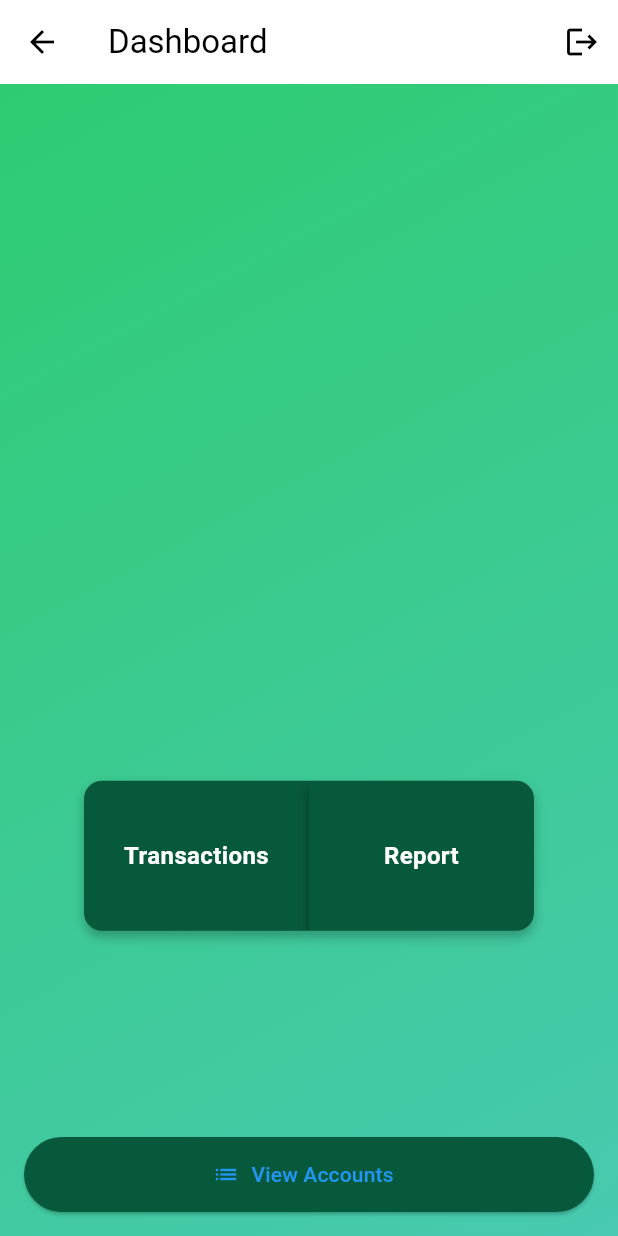
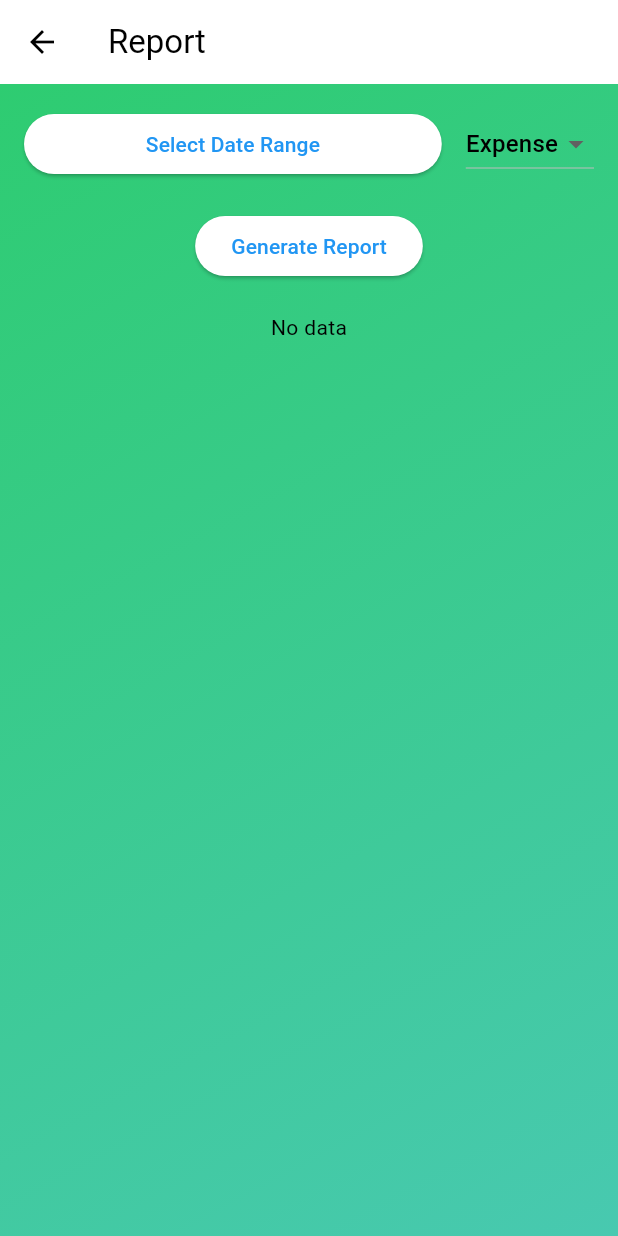
Before and after one commit to AkinniyiS/FinTrak, a Flutter app: the DashboardScreen screen opened directly with empty values, after a tap on "Report", on a phone screen of 412 x 824 dp. Run offline on Flutter 3.47's test engine with Material 3 defaults, Android fonts, the light colour scheme and no system bars; our stand-ins replace firebase_auth, firebase_core, fl_chart; accounts and stored records are empty; network calls fail.

Commit message:
Report generation function added

```diff
--- a/lib/dashboard_screen.dart
+++ b/lib/dashboard_screen.dart
@@ -7,6 +7,8 @@ import 'dart:convert';
 import 'gradient.dart';
 import 'account_list_screen.dart';
 import 'package:fintrak/transaction_history_screen.dart';
+import 'report_screen.dart';
+
 
 class DashboardScreen extends StatefulWidget {
   final int userId;
@@ -136,8 +138,17 @@ class _DashboardScreenState extends State<DashboardScreen> with SingleTickerProv
                   SizedBox(width: 0),
                   GestureDetector(
                     onTap: () {
-                      // empty for now
-                    },
+              Navigator.push(
+              context,
+              MaterialPageRoute(
+                builder: (context) => ReportScreen(
+                 accountId: widget.accountId,
+                  userId: widget.userId,
+                ),
+              ),
+           );
+          },
+
                     child: Container(
                       width: 150,
                       height: 100,
--- /dev/null
+++ b/lib/report_screen.dart
@@ -0,0 +1,127 @@
+import 'package:flutter/material.dart';
+import 'package:http/http.dart' as http;
+import 'dart:convert';
+import 'package:intl/intl.dart';
+import 'package:fl_chart/fl_chart.dart';
+import 'gradient.dart';
+
+class ReportScreen extends StatefulWidget {
+  final int accountId, userId;
+
+  const ReportScreen({super.key, required this.accountId, required this.userId});
+
+  @override
+  State<ReportScreen> createState() => _ReportScreenState();
+}
+
+class _ReportScreenState extends State<ReportScreen> {
+  DateTimeRange? selectedDateRange;
+  String reportType = 'Expense';
+  bool isLoading = false;
+  Map<String, double> categoryTotals = {};
+
+  Future<void> fetchReport() async {
+    if (selectedDateRange == null) return;
+
+    setState(() => isLoading = true);
+
+    final url = Uri.parse("http://10.0.2.2:4000/api/reports/generate");
+    final body = {
+      "user_id": widget.userId,
+      "account_id": widget.accountId,
+      "report_type": reportType,
+      "date_range_start": selectedDateRange!.start.toIso8601String(),
+      "date_range_end": selectedDateRange!.end.toIso8601String(),
+    };
+
+    try {
+      final response = await http.post(url, headers: {'Content-Type': 'application/json'}, body: jsonEncode(body));
+
+      if (response.statusCode == 200) {
+        final data = jsonDecode(response.body)['data'] as List?;
+        setState(() {
+          categoryTotals = data != null
+              ? Map.fromEntries(data.map((item) => MapEntry(
+                  item['category'],
+                  (item['total_amount'] is String ? double.tryParse(item['total_amount']) : item['total_amount']).toDouble(),
+                )))
+              : {};
+        });
+      } else {
+        print("Error: ${response.statusCode}, ${response.body}");
+      }
+    } catch (e) {
+      print("Error: $e");
+    } finally {
+      setState(() => isLoading = false);
+    }
+  }
+
+  Future<void> pickDateRange() async {
+    final picked = await showDateRangePicker(
+      context: context,
+      firstDate: DateTime.now().subtract(const Duration(days: 365)),
+      lastDate: DateTime.now(),
+    );
+    if (picked != null) setState(() => selectedDateRange = picked);
+  }
+
+  @override
+  Widget build(BuildContext context) {
+    return Scaffold(
+      appBar: AppBar(title: const Text("Report")),
+      body: GradientBackground(
+        child: Padding(
+          padding: const EdgeInsets.all(16.0),
+          child: Column(
+            children: [
+              Row(
+                children: [
+                  Expanded(
+                    child: ElevatedButton(
+                      onPressed: pickDateRange,
+                      child: Text(selectedDateRange == null
+                          ? "Select Date Range"
+                          : "${DateFormat('MMM dd').format(selectedDateRange!.start)} - ${DateFormat('MMM dd').format(selectedDateRange!.end)}"),
+                    ),
+                  ),
+                  const SizedBox(width: 16),
+                  DropdownButton<String>(
+                    value: reportType,
+                    items: ['Income', 'Expense'].map((type) => DropdownMenuItem(value: type, child: Text(type))).toList(),
+                    onChanged: (val) => setState(() => reportType = val!),
+                  ),
+                ],
+              ),
+              const SizedBox(height: 20),
+              ElevatedButton(onPressed: fetchReport, child: const Text("Generate Report")),
+              const SizedBox(height: 20),
+              if (isLoading)
+                const CircularProgressIndicator()
+              else if (categoryTotals.isEmpty)
+                const Text("No data")
+              else
+                Expanded(
+                  child: PieChart(
+                    PieChartData(
+                      sections: categoryTotals.entries.map((entry) {
+                        return PieChartSectionData(
+                          color: Colors.primaries[categoryTotals.keys.toList().indexOf(entry.key) % Colors.primaries.length],
+                          value: entry.value,
+                          title: entry.key,
+                          radius: 80,
+                          titleStyle: const TextStyle(fontSize: 12, fontWeight: FontWeight.bold, color: Colors.white),
+                        );
+                      }).toList(),
+                      sectionsSpace: 2,
+                      centerSpaceRadius: 40,
+                    ),
+                  ),
+                ),
+            ],
+          ),
+        ),
+      ),
+    );
+  }
+}
--- a/pubspec.yaml
+++ b/pubspec.yaml
@@ -34,6 +34,8 @@ dependencies:
   # The following adds the Cupertino Icons font to your application.
   # Use with the CupertinoIcons class for iOS style icons.
   cupertino_icons: ^1.0.8
+  fl_chart: ^0.70.2
+  intl: ^0.20.2
   firebase_core: ^3.12.1
   firebase_auth: ^5.5.1
   http: ^1.3.0
```
Also changed, not shown: pubspec.lock, 5 other files.
